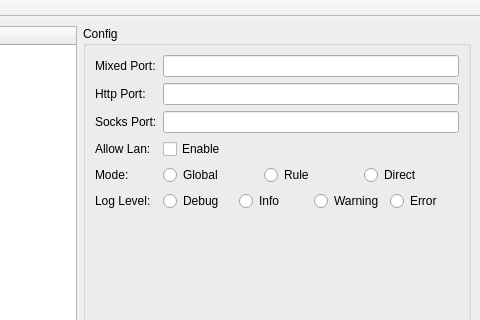
Before: the Qt Designer form src/ui/window/mainwindow.ui in Skywol/Clash-Qt, drawn with Qt 5; both pictures show x 320 to 800 and y 0 to 320 of the 800 by 600 pixel window.
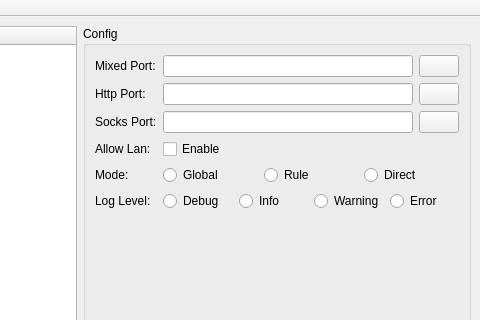
After: the same form once the commit is applied. Icons and pictures are not drawn.

Diff of the .ui file:
```diff
--- a/src/ui/window/mainwindow.ui
+++ b/src/ui/window/mainwindow.ui
@@ -30,8 +30,6 @@
                     </widget>
                 </item>
                 <item>
-                    <layout class="QVBoxLayout" name="verticalLayout">
-                        <item>
                             <widget class="QGroupBox" name="groupBox">
                                 <property name="title">
                                     <string>Config</string>
@@ -193,6 +191,8 @@
                                         </widget>
                                     </item>
                                     <item row="1" column="1">
+                                <layout class="QHBoxLayout" name="horizontalLayout_5">
+                                    <item>
                                         <widget class="QLineEdit" name="mixedPort">
                                             <property name="focusPolicy">
                                                 <enum>Qt::ClickFocus</enum>
@@ -202,24 +202,68 @@
                                             </property>
                                         </widget>
                                     </item>
+                                    <item>
+                                        <widget class="QPushButton" name="mixedPortSend">
+                                            <property name="text">
+                                                <string/>
+                                            </property>
+                                            <property name="icon">
+                                                <iconset theme="document-send"/>
+                                            </property>
+                                            <property name="flat">
+                                                <bool>false</bool>
+                                            </property>
+                                        </widget>
+                                    </item>
+                                </layout>
+                            </item>
                                     <item row="3" column="1">
+                                <layout class="QHBoxLayout" name="horizontalLayout_6">
+                                    <item>
                                         <widget class="QLineEdit" name="httpPort">
                                             <property name="focusPolicy">
                                                 <enum>Qt::ClickFocus</enum>
                                             </property>
                                         </widget>
                                     </item>
+                                    <item>
+                                        <widget class="QPushButton" name="httpPortSend">
+                                            <property name="text">
+                                                <string/>
+                                            </property>
+                                            <property name="icon">
+                                                <iconset theme="document-send"/>
+                                            </property>
+                                        </widget>
+                                    </item>
+                                </layout>
+                            </item>
                                     <item row="5" column="1">
+                                <layout class="QHBoxLayout" name="horizontalLayout_7">
+                                    <item>
                                         <widget class="QLineEdit" name="socksPort">
                                             <property name="focusPolicy">
                                                 <enum>Qt::ClickFocus</enum>
                                             </property>
                                         </widget>
                                     </item>
-                                </layout>
+                                    <item>
+                                        <widget class="QPushButton" name="socksPortSend">
+                                            <property name="text">
+                                                <string/>
+                                            </property>
+                                            <property name="icon">
+                                                <iconset theme="document-send"/>
+                                            </property>
                             </widget>
                         </item>
                     </layout>
+                            </item>
+                        </layout>
+                    </widget>
+                </item>
+                <item>
+                    <layout class="QVBoxLayout" name="verticalLayout"/>
                 </item>
             </layout>
         </widget>
```
Left out of the diff: 6 changed lines with no effect on the pictures. Lines whose indentation alone changed are shown as unchanged.
